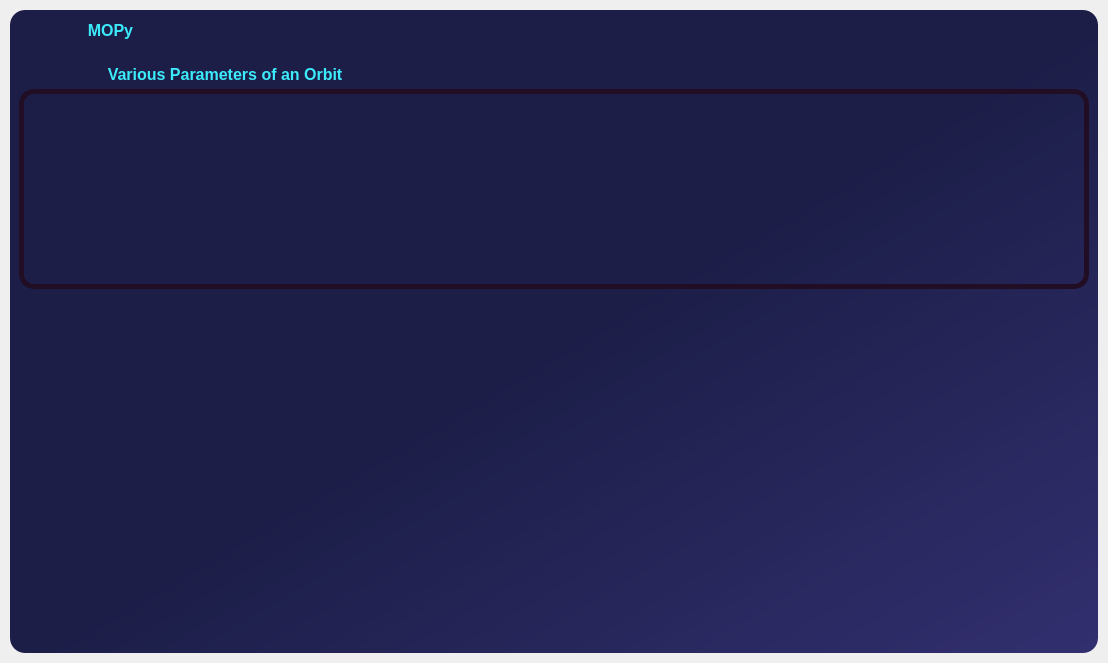
First picture: the form in UI_Functions/Home_Page.ui, repository Mechanics-of-Orbit/MOPy, before the edit.
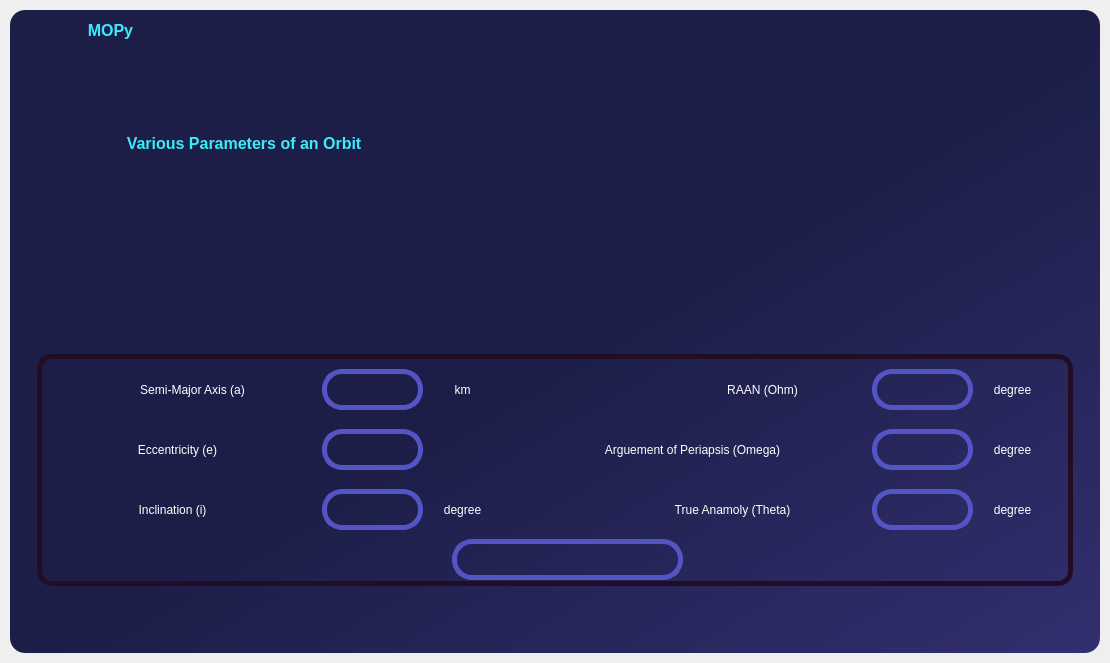
Second picture: the form after the edit. The open tabs and pages were chosen to show the change. Icons and pictures are not drawn.

```diff
--- a/UI_Functions/Home_Page.ui
+++ b/UI_Functions/Home_Page.ui
@@ -6,7 +6,7 @@
    <rect>
     <x>0</x>
     <y>0</y>
-    <width>1108</width>
+    <width>1110</width>
     <height>663</height>
    </rect>
   </property>
@@ -2685,83 +2685,90 @@
                  <enum>QFrame::Raised</enum>
                 </property>
                 <layout class="QVBoxLayout" name="verticalLayout_21">
-                 <property name="spacing">
-                  <number>0</number>
-                 </property>
-                 <property name="leftMargin">
-                  <number>0</number>
-                 </property>
-                 <property name="topMargin">
-                  <number>0</number>
-                 </property>
-                 <property name="rightMargin">
-                  <number>0</number>
-                 </property>
-                 <property name="bottomMargin">
-                  <number>0</number>
-                 </property>
                  <item>
                   <widget class="QFrame" name="frame_29">
-                   <property name="minimumSize">
-                    <size>
-                     <width>0</width>
-                     <height>30</height>
-                    </size>
-                   </property>
-                   <property name="maximumSize">
-                    <size>
-                     <width>16777215</width>
-                     <height>30</height>
-                    </size>
-                   </property>
                    <property name="frameShape">
                     <enum>QFrame::StyledPanel</enum>
                    </property>
                    <property name="frameShadow">
                     <enum>QFrame::Raised</enum>
                    </property>
-                   <layout class="QHBoxLayout" name="horizontalLayout_10">
-                    <property name="spacing">
-                     <number>0</number>
+                   <widget class="QLabel" name="label_title_4">
+                    <property name="geometry">
+                     <rect>
+                      <x>10</x>
+                      <y>60</y>
+                      <width>1054</width>
+                      <height>30</height>
+                     </rect>
                     </property>
-                    <property name="leftMargin">
-                     <number>0</number>
+                    <property name="minimumSize">
+                     <size>
+                      <width>400</width>
+                      <height>0</height>
+                     </size>
                     </property>
-                    <property name="topMargin">
-                     <number>0</number>
+                    <property name="font">
+                     <font>
+                      <family>Arial</family>
+                      <pointsize>12</pointsize>
+                      <weight>75</weight>
+                      <bold>true</bold>
+                     </font>
                     </property>
-                    <property name="rightMargin">
-                     <number>0</number>
-                    </property>
-                    <property name="bottomMargin">
-                     <number>0</number>
-                    </property>
-                    <item>
-                     <widget class="QLabel" name="label_title_4">
-                      <property name="minimumSize">
-                       <size>
-                        <width>400</width>
-                        <height>0</height>
-                       </size>
-                      </property>
-                      <property name="font">
-                       <font>
-                        <family>Arial</family>
-                        <pointsize>12</pointsize>
-                        <weight>75</weight>
-                        <bold>true</bold>
-                       </font>
-                      </property>
-                      <property name="styleSheet">
-                       <string notr="true">color:rgb(60, 235, 250);
+                    <property name="styleSheet">
+                     <string notr="true">color:rgb(60, 235, 250);
 </string>
-                      </property>
-                      <property name="text">
-                       <string>                    Various Parameters of an Orbit</string>
-                      </property>
-                     </widget>
-                    </item>
-                   </layout>
+                    </property>
+                    <property name="text">
+                     <string>                    Various Parameters of an Orbit</string>
+                    </property>
+                   </widget>
+                   <widget class="QFrame" name="screen_heading">
+                    <property name="geometry">
+                     <rect>
+                      <x>0</x>
+                      <y>140</y>
+                      <width>1054</width>
+                      <height>30</height>
+                     </rect>
+                    </property>
+                    <property name="minimumSize">
+                     <size>
+                      <width>0</width>
+                      <height>30</height>
+                     </size>
+                    </property>
+                    <property name="maximumSize">
+                     <size>
+                      <width>16777215</width>
+                      <height>30</height>
+                     </size>
+                    </property>
+                    <property name="frameShape">
+                     <enum>QFrame::StyledPanel</enum>
+                    </property>
+                    <property name="frameShadow">
+                     <enum>QFrame::Raised</enum>
+                    </property>
+                    <layout class="QHBoxLayout" name="horizontalLayout_10">
+                     <property name="spacing">
+                      <number>0</number>
+                     </property>
+                     <property name="leftMargin">
+                      <number>0</number>
+                     </property>
+                     <property name="topMargin">
+                      <number>0</number>
+                     </property>
+                     <property name="rightMargin">
+                      <number>0</number>
+                     </property>
+                     <property name="bottomMargin">
+                      <number>0</number>
+                     </property>
+                    </layout>
+                   </widget>
                   </widget>
                  </item>
                  <item>
@@ -2769,13 +2776,13 @@
                    <property name="minimumSize">
                     <size>
                      <width>1050</width>
-                     <height>200</height>
+                     <height>250</height>
                     </size>
                    </property>
                    <property name="maximumSize">
                     <size>
                      <width>1070</width>
-                     <height>200</height>
+                     <height>250</height>
                     </size>
                    </property>
                    <property name="styleSheet">
@@ -2805,6 +2812,21 @@
                     </property>
                     <item>
                      <layout class="QVBoxLayout" name="verticalLayout_22">
+                      <property name="spacing">
+                       <number>0</number>
+                      </property>
+                      <property name="leftMargin">
+                       <number>9</number>
+                      </property>
+                      <property name="topMargin">
+                       <number>9</number>
+                      </property>
+                      <property name="rightMargin">
+                       <number>9</number>
+                      </property>
+                      <property name="bottomMargin">
+                       <number>9</number>
+                      </property>
                       <item>
                        <widget class="QStackedWidget" name="Orbit_type_stack">
                         <property name="styleSheet">
@@ -3218,9 +3240,659 @@
                          <widget class="QLabel" name="label_10">
                           <property name="geometry">
                            <rect>
-                            <x>140</x>
-                            <y>40</y>
+                            <x>340</x>
+                            <y>30</y>
+                            <width>141</width>
+                            <height>41</height>
+                           </rect>
+                          </property>
+                          <property name="styleSheet">
+                           <string notr="true">QLabel{
+	
+	border: 5px solid rgb(84, 84, 197);
+	font: 12pt &quot;Arial&quot;;
+	border-radius: 20px;
+	color:white;
+}
+
+
+QLabel:hover{
+	border: 4px solid rgb(2, 119, 189);
+
+
+}</string>
+                          </property>
+                          <property name="text">
+                           <string/>
+                          </property>
+                         </widget>
+                         <widget class="QLabel" name="label_20">
+                          <property name="geometry">
+                           <rect>
+                            <x>40</x>
+                            <y>5</y>
+                            <width>181</width>
+                            <height>21</height>
+                           </rect>
+                          </property>
+                          <property name="styleSheet">
+                           <string notr="true">color:rgb(205, 255, 193);
+border:none;</string>
+                          </property>
+                          <property name="text">
+                           <string>At any point on Orbit</string>
+                          </property>
+                         </widget>
+                         <widget class="QLabel" name="label_21">
+                          <property name="geometry">
+                           <rect>
+                            <x>0</x>
+                            <y>30</y>
+                            <width>331</width>
+                            <height>41</height>
+                           </rect>
+                          </property>
+                          <property name="layoutDirection">
+                           <enum>Qt::RightToLeft</enum>
+                          </property>
+                          <property name="styleSheet">
+                           <string notr="true">border:none;</string>
+                          </property>
+                          <property name="text">
+                           <string>Distance from center of Earth (r)</string>
+                          </property>
+                          <property name="alignment">
+                           <set>Qt::AlignCenter</set>
+                          </property>
+                         </widget>
+                         <widget class="QLabel" name="label_30">
+                          <property name="geometry">
+                           <rect>
+                            <x>530</x>
+                            <y>30</y>
+                            <width>301</width>
+                            <height>41</height>
+                           </rect>
+                          </property>
+                          <property name="layoutDirection">
+                           <enum>Qt::RightToLeft</enum>
+                          </property>
+                          <property name="styleSheet">
+                           <string notr="true">border:none;</string>
+                          </property>
+                          <property name="text">
+                           <string>Velocity at that point (v)</string>
+                          </property>
+                          <property name="alignment">
+                           <set>Qt::AlignCenter</set>
+                          </property>
+                         </widget>
+                         <widget class="QLabel" name="label_31">
+                          <property name="geometry">
+                           <rect>
+                            <x>480</x>
+                            <y>30</y>
+                            <width>51</width>
+                            <height>41</height>
+                           </rect>
+                          </property>
+                          <property name="layoutDirection">
+                           <enum>Qt::RightToLeft</enum>
+                          </property>
+                          <property name="styleSheet">
+                           <string notr="true">border:none;</string>
+                          </property>
+                          <property name="text">
+                           <string>km</string>
+                          </property>
+                          <property name="alignment">
+                           <set>Qt::AlignCenter</set>
+                          </property>
+                         </widget>
+                         <widget class="QLabel" name="label_38">
+                          <property name="geometry">
+                           <rect>
+                            <x>840</x>
+                            <y>30</y>
+                            <width>141</width>
+                            <height>41</height>
+                           </rect>
+                          </property>
+                          <property name="styleSheet">
+                           <string notr="true">QLabel{
+	
+	border: 5px solid rgb(84, 84, 197);
+	font: 12pt &quot;Arial&quot;;
+	border-radius: 20px;
+	color:white;
+}
+
+
+QLabel:hover{
+	border: 4px solid rgb(2, 119, 189);
+
+
+}</string>
+                          </property>
+                          <property name="text">
+                           <string/>
+                          </property>
+                         </widget>
+                         <widget class="QLabel" name="label_39">
+                          <property name="geometry">
+                           <rect>
+                            <x>980</x>
+                            <y>30</y>
+                            <width>51</width>
+                            <height>41</height>
+                           </rect>
+                          </property>
+                          <property name="layoutDirection">
+                           <enum>Qt::RightToLeft</enum>
+                          </property>
+                          <property name="styleSheet">
+                           <string notr="true">border:none;</string>
+                          </property>
+                          <property name="text">
+                           <string>km/s</string>
+                          </property>
+                          <property name="alignment">
+                           <set>Qt::AlignCenter</set>
+                          </property>
+                         </widget>
+                         <widget class="QLabel" name="label_40">
+                          <property name="geometry">
+                           <rect>
+                            <x>560</x>
+                            <y>110</y>
+                            <width>141</width>
+                            <height>41</height>
+                           </rect>
+                          </property>
+                          <property name="styleSheet">
+                           <string notr="true">QLabel{
+	
+	border: 5px solid rgb(84, 84, 197);
+	font: 12pt &quot;Arial&quot;;
+	border-radius: 20px;
+	color:white;
+}
+
+
+QLabel:hover{
+	border: 4px solid rgb(2, 119, 189);
+
+
+}</string>
+                          </property>
+                          <property name="text">
+                           <string/>
+                          </property>
+                         </widget>
+                         <widget class="QLabel" name="label_41">
+                          <property name="geometry">
+                           <rect>
+                            <x>240</x>
+                            <y>110</y>
+                            <width>311</width>
+                            <height>41</height>
+                           </rect>
+                          </property>
+                          <property name="layoutDirection">
+                           <enum>Qt::RightToLeft</enum>
+                          </property>
+                          <property name="styleSheet">
+                           <string notr="true">border:none;</string>
+                          </property>
+                          <property name="text">
+                           <string>Flight Path Angle (gamma)</string>
+                          </property>
+                          <property name="alignment">
+                           <set>Qt::AlignCenter</set>
+                          </property>
+                         </widget>
+                         <widget class="QLabel" name="label_42">
+                          <property name="geometry">
+                           <rect>
+                            <x>710</x>
+                            <y>110</y>
+                            <width>51</width>
+                            <height>41</height>
+                           </rect>
+                          </property>
+                          <property name="layoutDirection">
+                           <enum>Qt::RightToLeft</enum>
+                          </property>
+                          <property name="styleSheet">
+                           <string notr="true">border:none;</string>
+                          </property>
+                          <property name="text">
+                           <string>degree</string>
+                          </property>
+                          <property name="alignment">
+                           <set>Qt::AlignCenter</set>
+                          </property>
+                         </widget>
+                         <widget class="QLabel" name="label_43">
+                          <property name="geometry">
+                           <rect>
+                            <x>430</x>
+                            <y>170</y>
+                            <width>211</width>
+                            <height>41</height>
+                           </rect>
+                          </property>
+                          <property name="styleSheet">
+                           <string notr="true">QLabel{
+	
+	border: 5px solid rgb(84, 84, 197);
+	font: 12pt &quot;Arial&quot;;
+	border-radius: 20px;
+	color:white;
+}
+
+
+QLabel:hover{
+	border: 4px solid rgb(2, 119, 189);
+
+
+}</string>
+                          </property>
+                          <property name="text">
+                           <string/>
+                          </property>
+                         </widget>
+                        </widget>
+                        <widget class="QWidget" name="orbital_elements_screen">
+                         <widget class="QLabel" name="label_44">
+                          <property name="geometry">
+                           <rect>
+                            <x>280</x>
+                            <y>10</y>
+                            <width>101</width>
+                            <height>41</height>
+                           </rect>
+                          </property>
+                          <property name="styleSheet">
+                           <string notr="true">QLabel{
+	
+	border: 5px solid rgb(84, 84, 197);
+	font: 12pt &quot;Arial&quot;;
+	border-radius: 20px;
+	color:white;
+}
+
+
+QLabel:hover{
+	border: 4px solid rgb(2, 119, 189);
+
+
+}</string>
+                          </property>
+                          <property name="text">
+                           <string/>
+                          </property>
+                         </widget>
+                         <widget class="QLabel" name="label_65">
+                          <property name="geometry">
+                           <rect>
+                            <x>280</x>
+                            <y>70</y>
+                            <width>101</width>
+                            <height>41</height>
+                           </rect>
+                          </property>
+                          <property name="styleSheet">
+                           <string notr="true">QLabel{
+	
+	border: 5px solid rgb(84, 84, 197);
+	font: 12pt &quot;Arial&quot;;
+	border-radius: 20px;
+	color:white;
+}
+
+
+QLabel:hover{
+	border: 4px solid rgb(2, 119, 189);
+
+
+}</string>
+                          </property>
+                          <property name="text">
+                           <string/>
+                          </property>
+                         </widget>
+                         <widget class="QLabel" name="label_66">
+                          <property name="geometry">
+                           <rect>
+                            <x>280</x>
+                            <y>130</y>
+                            <width>101</width>
+                            <height>41</height>
+                           </rect>
+                          </property>
+                          <property name="styleSheet">
+                           <string notr="true">QLabel{
+	
+	border: 5px solid rgb(84, 84, 197);
+	font: 12pt &quot;Arial&quot;;
+	border-radius: 20px;
+	color:white;
+}
+
+
+QLabel:hover{
+	border: 4px solid rgb(2, 119, 189);
+
+
+}</string>
+                          </property>
+                          <property name="text">
+                           <string/>
+                          </property>
+                         </widget>
+                         <widget class="QLabel" name="label_67">
+                          <property name="geometry">
+                           <rect>
+                            <x>830</x>
+                            <y>10</y>
+                            <width>101</width>
+                            <height>41</height>
+                           </rect>
+                          </property>
+                          <property name="styleSheet">
+                           <string notr="true">QLabel{
+	
+	border: 5px solid rgb(84, 84, 197);
+	font: 12pt &quot;Arial&quot;;
+	border-radius: 20px;
+	color:white;
+}
+
+
+QLabel:hover{
+	border: 4px solid rgb(2, 119, 189);
+
+
+}</string>
+                          </property>
+                          <property name="text">
+                           <string/>
+                          </property>
+                         </widget>
+                         <widget class="QLabel" name="label_68">
+                          <property name="geometry">
+                           <rect>
+                            <x>830</x>
+                            <y>70</y>
+                            <width>101</width>
+                            <height>41</height>
+                           </rect>
+                          </property>
+                          <property name="styleSheet">
+                           <string notr="true">QLabel{
+	
+	border: 5px solid rgb(84, 84, 197);
+	font: 12pt &quot;Arial&quot;;
+	border-radius: 20px;
+	color:white;
+}
+
+
+QLabel:hover{
+	border: 4px solid rgb(2, 119, 189);
+
+
+}</string>
+                          </property>
+                          <property name="text">
+                           <string/>
+                          </property>
+                         </widget>
+                         <widget class="QLabel" name="label_69">
+                          <property name="geometry">
+                           <rect>
+                            <x>830</x>
+                            <y>130</y>
+                            <width>101</width>
+                            <height>41</height>
+                           </rect>
+                          </property>
+                          <property name="styleSheet">
+                           <string notr="true">QLabel{
+	
+	border: 5px solid rgb(84, 84, 197);
+	font: 12pt &quot;Arial&quot;;
+	border-radius: 20px;
+	color:white;
+}
+
+
+QLabel:hover{
+	border: 4px solid rgb(2, 119, 189);
+
+
+}</string>
+                          </property>
+                          <property name="text">
+                           <string/>
+                          </property>
+                         </widget>
+                         <widget class="QLabel" name="label_73">
+                          <property name="geometry">
+                           <rect>
+                            <x>50</x>
+                            <y>20</y>
                             <width>201</width>
+                            <height>21</height>
+                           </rect>
+                          </property>
+                          <property name="styleSheet">
+                           <string notr="true">border:none;</string>
+                          </property>
+                          <property name="text">
+                           <string>Semi-Major Axis (a)</string>
+                          </property>
+                          <property name="alignment">
+                           <set>Qt::AlignCenter</set>
+                          </property>
+                         </widget>
+                         <widget class="QLabel" name="label_74">
+                          <property name="geometry">
+                           <rect>
+                            <x>50</x>
+                            <y>80</y>
+                            <width>161</width>
+                            <height>21</height>
+                           </rect>
+                          </property>
+                          <property name="styleSheet">
+                           <string notr="true">border:none;</string>
+                          </property>
+                          <property name="text">
+                           <string>   Eccentricity (e)</string>
+                          </property>
+                          <property name="alignment">
+                           <set>Qt::AlignCenter</set>
+                          </property>
+                         </widget>
+                         <widget class="QLabel" name="label_75">
+                          <property name="geometry">
+                           <rect>
+                            <x>50</x>
+                            <y>140</y>
+                            <width>161</width>
+                            <height>21</height>
+                           </rect>
+                          </property>
+                          <property name="styleSheet">
+                           <string notr="true">border:none;</string>
+                          </property>
+                          <property name="text">
+                           <string>Inclination (i)</string>
+                          </property>
+                          <property name="alignment">
+                           <set>Qt::AlignCenter</set>
+                          </property>
+                         </widget>
+                         <widget class="QLabel" name="label_76">
+                          <property name="geometry">
+                           <rect>
+                            <x>580</x>
+                            <y>140</y>
+                            <width>221</width>
+                            <height>21</height>
+                           </rect>
+                          </property>
+                          <property name="styleSheet">
+                           <string notr="true">border:none;</string>
+                          </property>
+                          <property name="text">
+                           <string>True Anamoly (Theta)</string>
+                          </property>
+                          <property name="alignment">
+                           <set>Qt::AlignCenter</set>
+                          </property>
+                         </widget>
+                         <widget class="QLabel" name="label_77">
+                          <property name="geometry">
+                           <rect>
+                            <x>640</x>
+                            <y>20</y>
+                            <width>161</width>
+                            <height>21</height>
+                           </rect>
+                          </property>
+                          <property name="styleSheet">
+                           <string notr="true">border:none;</string>
+                          </property>
+                          <property name="text">
+                           <string>RAAN (Ohm)</string>
+                          </property>
+                          <property name="alignment">
+                           <set>Qt::AlignCenter</set>
+                          </property>
+                         </widget>
+                         <widget class="QLabel" name="label_78">
+                          <property name="geometry">
+                           <rect>
+                            <x>500</x>
+                            <y>80</y>
+                            <width>301</width>
+                            <height>21</height>
+                           </rect>
+                          </property>
+                          <property name="styleSheet">
+                           <string notr="true">border:none;</string>
+                          </property>
+                          <property name="text">
+                           <string>Arguement of Periapsis (Omega)</string>
+                          </property>
+                          <property name="alignment">
+                           <set>Qt::AlignCenter</set>
+                          </property>
+                         </widget>
+                         <widget class="QLabel" name="label_107">
+                          <property name="geometry">
+                           <rect>
+                            <x>390</x>
+                            <y>20</y>
+                            <width>61</width>
+                            <height>21</height>
+                           </rect>
+                          </property>
+                          <property name="styleSheet">
+                           <string notr="true">border:none;</string>
+                          </property>
+                          <property name="text">
+                           <string>km</string>
+                          </property>
+                          <property name="alignment">
+                           <set>Qt::AlignCenter</set>
+                          </property>
+                         </widget>
+                         <widget class="QLabel" name="label_108">
+                          <property name="geometry">
+                           <rect>
+                            <x>940</x>
+                            <y>20</y>
+                            <width>61</width>
+                            <height>21</height>
+                           </rect>
+                          </property>
+                          <property name="styleSheet">
+                           <string notr="true">border:none;</string>
+                          </property>
+                          <property name="text">
+                           <string>degree</string>
+                          </property>
+                          <property name="alignment">
+                           <set>Qt::AlignCenter</set>
+                          </property>
+                         </widget>
+                         <widget class="QLabel" name="label_109">
+                          <property name="geometry">
+                           <rect>
+                            <x>390</x>
+                            <y>140</y>
+                            <width>61</width>
+                            <height>21</height>
+                           </rect>
+                          </property>
+                          <property name="styleSheet">
+                           <string notr="true">border:none;</string>
+                          </property>
+                          <property name="text">
+                           <string>degree</string>
+                          </property>
+                          <property name="alignment">
+                           <set>Qt::AlignCenter</set>
+                          </property>
+                         </widget>
+                         <widget class="QLabel" name="label_110">
+                          <property name="geometry">
+                           <rect>
+                            <x>940</x>
+                            <y>80</y>
+                            <width>61</width>
+                            <height>21</height>
+                           </rect>
+                          </property>
+                          <property name="styleSheet">
+                           <string notr="true">border:none;</string>
+                          </property>
+                          <property name="text">
+                           <string>degree</string>
+                          </property>
+                          <property name="alignment">
+                           <set>Qt::AlignCenter</set>
+                          </property>
+                         </widget>
+                         <widget class="QLabel" name="label_111">
+                          <property name="geometry">
+                           <rect>
+                            <x>940</x>
+                            <y>140</y>
+                            <width>61</width>
+                            <height>21</height>
+                           </rect>
+                          </property>
+                          <property name="styleSheet">
+                           <string notr="true">border:none;</string>
+                          </property>
+                          <property name="text">
+                           <string>degree</string>
+                          </property>
+                          <property name="alignment">
+                           <set>Qt::AlignCenter</set>
+                          </property>
+                         </widget>
+                         <widget class="QLabel" name="label_148">
+                          <property name="geometry">
+                           <rect>
+                            <x>410</x>
+                            <y>180</y>
+                            <width>231</width>
                             <height>41</height>
                            </rect>
                           </property>
@@ -3241,7 +3913,7 @@
 }</string>
                           </property>
                           <property name="text">
-                           <string>TextLabel</string>
+                           <string/>
                           </property>
                          </widget>
                         </widget>
@@ -3254,26 +3926,6 @@
                    </layout>
                   </widget>
                  </item>
-                 <item>
-                  <widget class="QFrame" name="frame_39">
-                   <property name="frameShape">
-                    <enum>QFrame::StyledPanel</enum>
-                   </property>
-                   <property name="frameShadow">
-                    <enum>QFrame::Raised</enum>
-                   </property>
-                  </widget>
-                 </item>
-                 <item>
-                  <widget class="QFrame" name="frame_40">
-                   <property name="frameShape">
-                    <enum>QFrame::StyledPanel</enum>
-                   </property>
-                   <property name="frameShadow">
-                    <enum>QFrame::Raised</enum>
-                   </property>
-                  </widget>
-                 </item>
                 </layout>
                </widget>
               </item>
```
Left out of the diff: 280 changed lines with no effect on the pictures.
